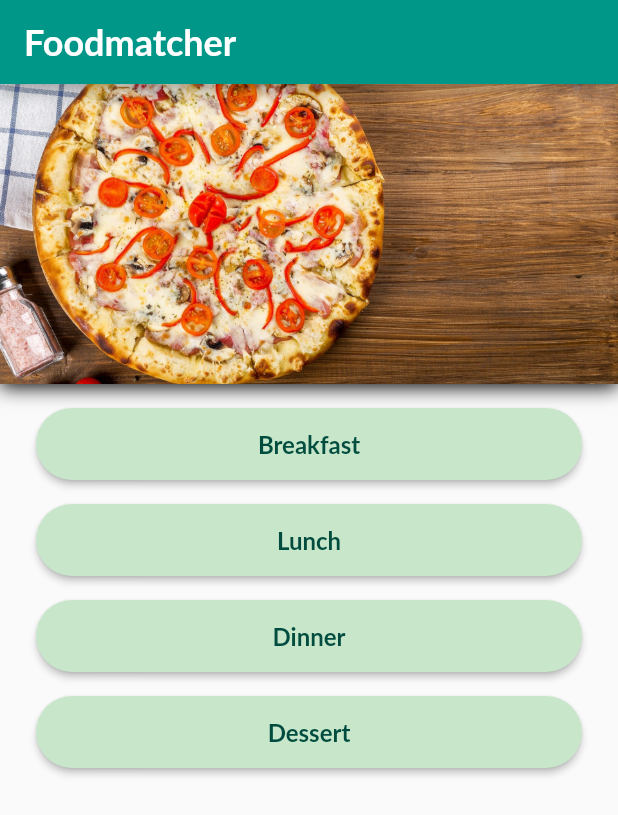
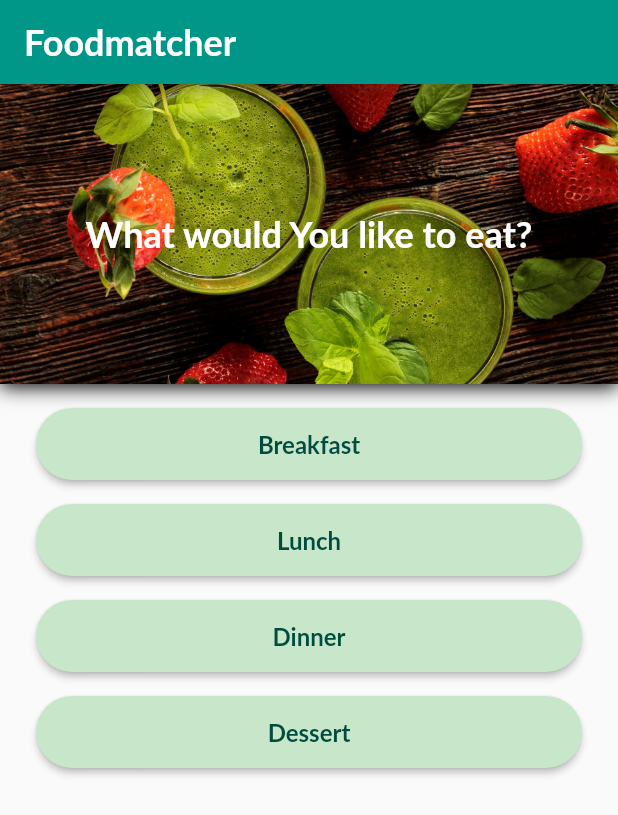
Before and after one commit to Ewelina96/Foodmatcher, a Flutter app: the screen it shows after launch, on a phone screen of 412 x 824 dp. Shown: the top 815 px of the screen. Run offline on Flutter 3.47's test engine with Material 2 defaults, Android fonts, the phone set to English and light mode, and no system bars; Roboto replaces fonts that are missing (Lato).

Commit message:
Changed photo

```diff
--- a/lib/main.dart
+++ b/lib/main.dart
@@ -36,7 +36,6 @@ class MyApp extends StatelessWidget {
           ),
           buttonColor: Colors.green[100],
           height: 48.0,
-          padding: EdgeInsets.symmetric(horizontal: 24.0),
         ),
       ),
       home: MealTypePage(),
--- a/lib/meal_type.dart
+++ b/lib/meal_type.dart
@@ -30,8 +30,14 @@ class _MealTypePageState extends State<MealTypePage> {
                   )
                 ],
                 image: DecorationImage(
-                  image: AssetImage("images/pizza.jpg"),
+                  image: AssetImage("images/food.jpg"),
                   fit: BoxFit.cover,
+                ),
+              ),
+              child: Center(
+                child: Text(
+                  'What would You like to eat?',
+                  style: Theme.of(context).textTheme.headline1,
                 ),
               ),
             ),
```
Also changed, not shown: images/food.jpg (added), images/pizza.jpg (deleted).
